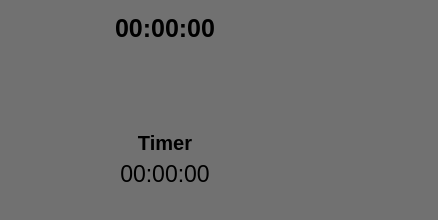
Before: the Qt Designer form SmartTimer/timerwidget.ui in secondYearProjects/SmartTimer, drawn with Qt 5.
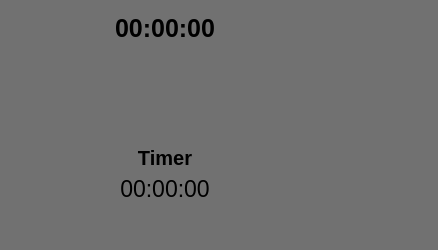
After: the same form once the commit is applied. Icons and pictures are not drawn.

Commit message: Fix GUI issue on win 10

```diff
--- a/SmartTimer/timerwidget.ui
+++ b/SmartTimer/timerwidget.ui
@@ -7,19 +7,19 @@
     <x>0</x>
     <y>0</y>
     <width>438</width>
-    <height>220</height>
+    <height>250</height>
    </rect>
   </property>
   <property name="minimumSize">
    <size>
     <width>438</width>
-    <height>220</height>
+    <height>250</height>
    </size>
   </property>
   <property name="maximumSize">
    <size>
-    <width>438</width>
-    <height>220</height>
+    <width>442</width>
+    <height>250</height>
    </size>
   </property>
   <property name="palette">
@@ -481,7 +481,10 @@
 	background-color: rgb(213, 126, 76);
 }</string>
      </property>
-     <layout class="QGridLayout" name="gridLayout">
+     <layout class="QGridLayout" name="gridLayout" rowstretch="0,1,0,0,0,0" rowminimumheight="0,0,0,0,0,0">
+      <property name="sizeConstraint">
+       <enum>QLayout::SetDefaultConstraint</enum>
+      </property>
       <property name="leftMargin">
        <number>2</number>
       </property>
```
Left out of the diff: 3 changed lines with no effect on the pictures.
